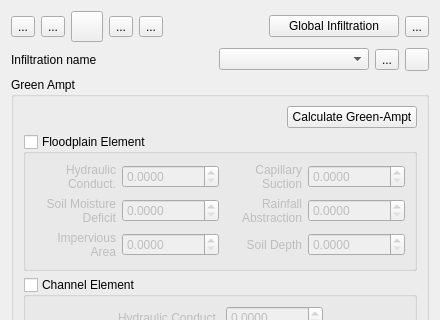
Before: the Qt Designer form flo2d/ui/infil_editor.ui in FLO-2DSoftware/qgis-flo-2d-plugin, drawn with Qt 5; both pictures show x 0 to 440 and y 0 to 320 of the 440 by 582 pixel window.
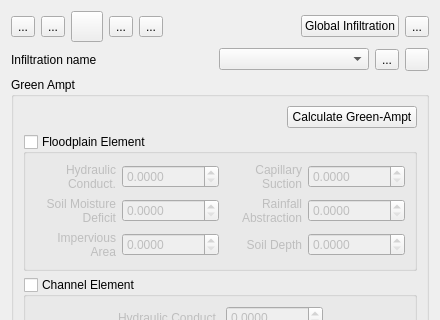
After: the same form once the commit is applied. Icons and pictures are not drawn.

Commit message: Enhance infiltration editor to dynamically enable/disable channel checkbox based on channel existence (#1986)

What changed in the file:
```diff
--- a/flo2d/ui/infil_editor.ui
+++ b/flo2d/ui/infil_editor.ui
@@ -145,7 +145,7 @@
       <widget class="QPushButton" name="global_params">
        <property name="minimumSize">
         <size>
-         <width>130</width>
+         <width>0</width>
          <height>0</height>
         </size>
        </property>
```
The commit also changes 1 other file.
